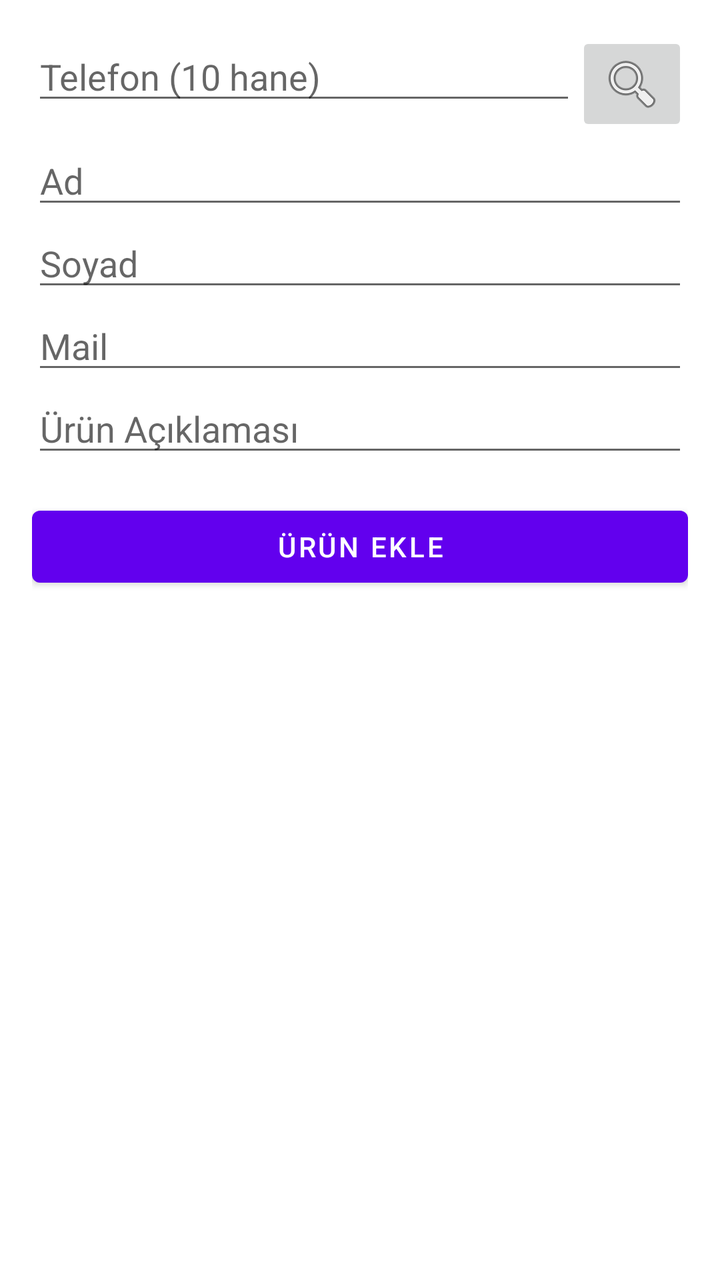
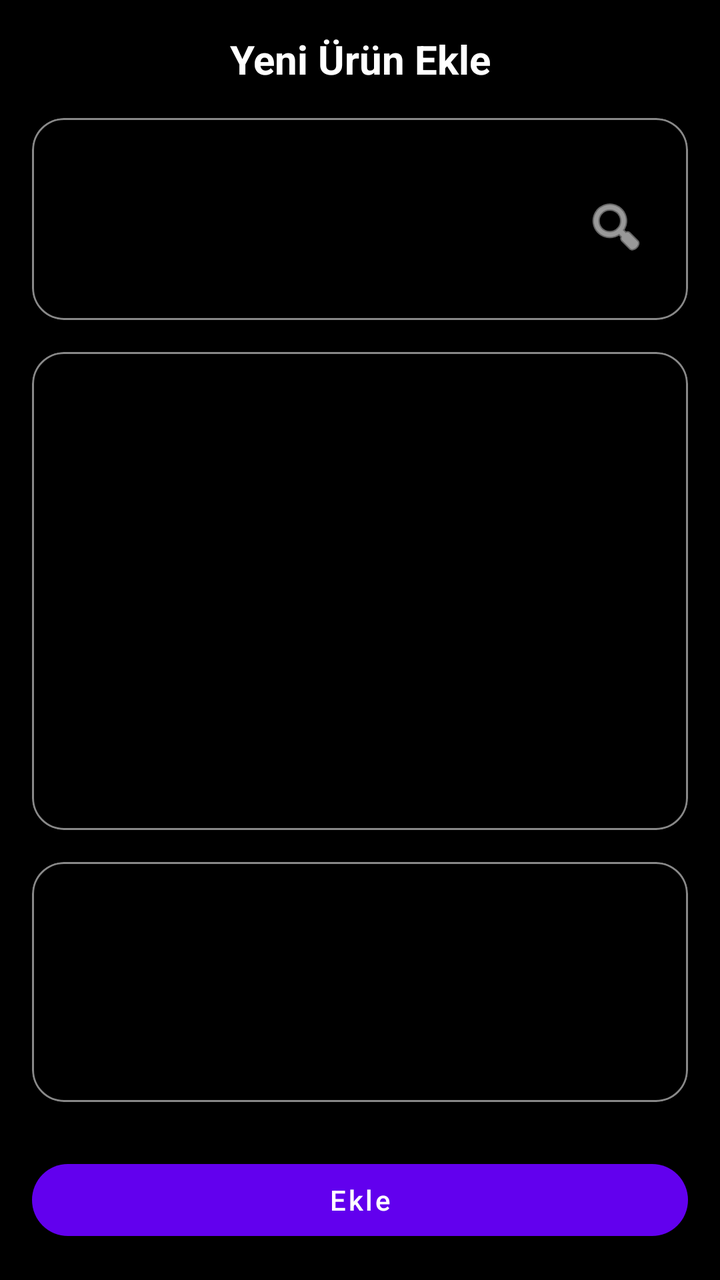

Before-and-after screenshots of an Android layout around one commit, followed by the original layout XML and the change that was made.
<!-- AndroidManifest.xml: application theme Theme.MaterialComponents.DayNight.NoActionBar -->
<!-- res/layout/activity_new_order.xml -->
<?xml version="1.0" encoding="utf-8"?>
<ScrollView xmlns:android="http://schemas.android.com/apk/res/android"
    android:padding="16dp"
    android:layout_width="match_parent"
    android:layout_height="match_parent">

    <LinearLayout
        android:orientation="vertical"
        android:layout_width="match_parent"
        android:layout_height="wrap_content">

        <LinearLayout
            android:orientation="horizontal"
            android:layout_width="match_parent"
            android:layout_height="wrap_content">

            <EditText
                android:id="@+id/edtPhone"
                android:layout_width="0dp"
                android:layout_weight="1"
                android:layout_height="wrap_content"
                android:inputType="phone"
                android:hint="@string/new_order_phone_hint" />

            <ImageButton
                android:id="@+id/btnSearchPhone"
                android:layout_width="wrap_content"
                android:layout_height="wrap_content"
                android:src="@android:drawable/ic_menu_search"
                android:contentDescription="@string/new_order_search_phone_desc" />
        </LinearLayout>

        <EditText
            android:id="@+id/edtName"
            android:layout_width="match_parent"
            android:layout_height="wrap_content"
            android:hint="@string/new_order_name_hint" />

        <EditText
            android:id="@+id/edtSurname"
            android:layout_width="match_parent"
            android:layout_height="wrap_content"
            android:hint="@string/new_order_surname_hint" />

        <EditText
            android:id="@+id/edtEmail"
            android:layout_width="match_parent"
            android:layout_height="wrap_content"
            android:hint="@string/new_order_email_hint"
            android:inputType="textEmailAddress" />

        <EditText
            android:id="@+id/edtProductDesc"
            android:layout_width="match_parent"
            android:layout_height="wrap_content"
            android:hint="@string/new_order_product_desc_hint" />

        <Button
            android:id="@+id/btnAddProduct"
            android:layout_marginTop="16dp"
            android:layout_width="match_parent"
            android:layout_height="wrap_content"
            android:text="@string/new_order_button_add_product" />
    </LinearLayout>
</ScrollView>
<!-- resources referenced by this layout -->
<resources>
  <string name="new_order_button_add_product">Ürün Ekle</string>
  <string name="new_order_email_hint">Mail</string>
  <string name="new_order_name_hint">Ad</string>
  <string name="new_order_phone_hint">Telefon (10 hane)</string>
  <string name="new_order_product_desc_hint">Ürün Açıklaması</string>
  <string name="new_order_search_phone_desc">Ara</string>
  <string name="new_order_surname_hint">Soyad</string>
</resources>

<!-- the commit's change to res/layout/activity_new_order.xml (unified diff, before → after) -->
@@ -1,65 +1,225 @@
 <?xml version="1.0" encoding="utf-8"?>
-<ScrollView xmlns:android="http://schemas.android.com/apk/res/android"
-    android:padding="16dp"
+<androidx.constraintlayout.widget.ConstraintLayout
+    xmlns:android="http://schemas.android.com/apk/res/android"
+    xmlns:app="http://schemas.android.com/apk/res-auto"
+    android:id="@+id/layoutNewOrder"
     android:layout_width="match_parent"
-    android:layout_height="match_parent">
-
-    <LinearLayout
-        android:orientation="vertical"
-        android:layout_width="match_parent"
-        android:layout_height="wrap_content">
+    android:layout_height="match_parent"
+    android:background="@color/black"
+    android:padding="16dp">
+
+    
+    <TextView
+        android:id="@+id/txtTitleNewOrder"
+        android:layout_width="0dp"
+        android:layout_height="wrap_content"
+        android:text="@string/home_button_new_order"
+        android:textSize="20sp"
+        android:textStyle="bold"
+        android:textColor="#FFFFFF"
+        android:gravity="center_horizontal"
+        app:layout_constraintTop_toTopOf="parent"
+        app:layout_constraintStart_toStartOf="parent"
+        app:layout_constraintEnd_toEndOf="parent" />
+
+    
+    <TextView
+        android:id="@+id/txtSubtitleNewOrder"
+        android:layout_width="0dp"
+        android:layout_height="wrap_content"
+        android:text="@string/home_button_new_order"
+        android:textSize="13sp"
+        android:textColor="#777777"
+        android:gravity="center_horizontal"
+        android:layout_marginTop="4dp"
+        android:visibility="gone"
+        app:layout_constraintTop_toBottomOf="@id/txtTitleNewOrder"
+        app:layout_constraintStart_toStartOf="parent"
+        app:layout_constraintEnd_toEndOf="parent" />
+
+    
+    <ScrollView
+        android:id="@+id/scrollNewOrder"
+        android:layout_width="0dp"
+        android:layout_height="0dp"
+        android:fillViewport="true"
+        app:layout_constraintTop_toBottomOf="@id/txtSubtitleNewOrder"
+        app:layout_constraintBottom_toTopOf="@id/btnAddProduct"
+        app:layout_constraintStart_toStartOf="parent"
+        app:layout_constraintEnd_toEndOf="parent">
 
         <LinearLayout
-            android:orientation="horizontal"
-            android:layout_width="match_parent"
-            android:layout_height="wrap_content">
-
-            <EditText
-                android:id="@+id/edtPhone"
-                android:layout_width="0dp"
-                android:layout_weight="1"
-                android:layout_height="wrap_content"
-                android:inputType="phone"
-                android:hint="@string/new_order_phone_hint" />
-
-            <ImageButton
-                android:id="@+id/btnSearchPhone"
-                android:layout_width="wrap_content"
-                android:layout_height="wrap_content"
-                android:src="@android:drawable/ic_menu_search"
-                android:contentDescription="@string/new_order_search_phone_desc" />
-        </LinearLayout>
-
-        <EditText
-            android:id="@+id/edtName"
             android:layout_width="match_parent"
             android:layout_height="wrap_content"
-            android:hint="@string/new_order_name_hint" />
-
-        <EditText
-            android:id="@+id/edtSurname"
-            android:layout_width="match_parent"
-            android:layout_height="wrap_content"
-            android:hint="@string/new_order_surname_hint" />
-
-        <EditText
-            android:id="@+id/edtEmail"
-            android:layout_width="match_parent"
-            android:layout_height="wrap_content"
-            android:hint="@string/new_order_email_hint"
-            android:inputType="textEmailAddress" />
-
-        <EditText
-            android:id="@+id/edtProductDesc"
-            android:layout_width="match_parent"
-            android:layout_height="wrap_content"
-            android:hint="@string/new_order_product_desc_hint" />
-
-        <Button
-            android:id="@+id/btnAddProduct"
-            android:layout_marginTop="16dp"
-            android:layout_width="match_parent"
-            android:layout_height="wrap_content"
-            android:text="@string/new_order_button_add_product" />
-    </LinearLayout>
-</ScrollView>
+            android:orientation="vertical">
+
+            
+            <com.google.android.material.card.MaterialCardView
+                android:id="@+id/cardPhone"
+                android:layout_width="match_parent"
+                android:layout_height="wrap_content"
+                android:layout_marginTop="16dp"
+                app:cardCornerRadius="16dp"
+                app:cardBackgroundColor="@color/black"
+                app:cardElevation="2dp"
+                app:strokeWidth="1dp"
+                app:strokeColor="@color/deneme">
+
+                <LinearLayout
+                    android:layout_width="match_parent"
+                    android:layout_height="wrap_content"
+                    android:orientation="vertical"
+                    android:padding="16dp">
+
+                    <LinearLayout
+                        android:layout_width="match_parent"
+                        android:layout_height="wrap_content"
+                        android:layout_marginTop="8dp"
+                        android:gravity="center_vertical"
+                        android:orientation="horizontal">
+
+                        <com.google.android.material.textfield.TextInputLayout
+                            style="@style/Widget.MaterialComponents.TextInputLayout.OutlinedBox"
+                            android:layout_width="0dp"
+                            android:layout_height="wrap_content"
+                            android:layout_weight="1"
+                            android:hint="@string/error_phone_10_digits">
+
+                            <com.google.android.material.textfield.TextInputEditText
+                                android:id="@+id/edtPhone"
+                                android:layout_width="match_parent"
+                                android:layout_height="wrap_content"
+                                android:inputType="phone" />
+                        </com.google.android.material.textfield.TextInputLayout>
+
+                        <ImageButton
+                            android:id="@+id/btnSearchPhone"
+                            android:layout_width="40dp"
+                            android:layout_height="40dp"
+                            android:layout_marginStart="8dp"
+                            android:background="@color/black"
+                            android:contentDescription="@string/search_order_button_by_phone"
+                            android:padding="8dp"
+                            android:src="@android:drawable/ic_menu_search"
+                            android:tint="#FFFFFF" />
+                    </LinearLayout>
+                </LinearLayout>
+            </com.google.android.material.card.MaterialCardView>
+
+            
+            <com.google.android.material.card.MaterialCardView
+                android:id="@+id/cardCustomerInfo"
+                android:layout_width="match_parent"
+                android:layout_height="wrap_content"
+                android:layout_marginTop="16dp"
+                app:cardCornerRadius="16dp"
+                app:cardBackgroundColor="@color/black"
+                app:cardElevation="2dp"
+                app:strokeWidth="1dp"
+                app:strokeColor="@color/deneme">
+
+                <LinearLayout
+                    android:layout_width="match_parent"
+                    android:layout_height="wrap_content"
+                    android:orientation="vertical"
+                    android:padding="16dp">
+
+                    <com.google.android.material.textfield.TextInputLayout
+                        android:layout_width="match_parent"
+                        android:layout_height="wrap_content"
+                        android:layout_marginTop="8dp"
+                        android:hint="@string/new_order_name_hint"
+                        style="@style/Widget.MaterialComponents.TextInputLayout.OutlinedBox">
+
+                        <com.google.android.material.textfield.TextInputEditText
+                            android:id="@+id/edtName"
+                            android:layout_width="match_parent"
+                            android:layout_height="wrap_content"
+                            android:inputType="textPersonName" />
+                    </com.google.android.material.textfield.TextInputLayout>
+
+                    <com.google.android.material.textfield.TextInputLayout
+                        android:layout_width="match_parent"
+                        android:layout_height="wrap_content"
+                        android:layout_marginTop="8dp"
+                        android:hint="@string/new_order_surname_hint"
+                        style="@style/Widget.MaterialComponents.TextInputLayout.OutlinedBox">
+
+                        <com.google.android.material.textfield.TextInputEditText
+                            android:id="@+id/edtSurname"
+                            android:layout_width="match_parent"
+                            android:layout_height="wrap_content"
+                            android:inputType="textPersonName" />
+                    </com.google.android.material.textfield.TextInputLayout>
+
+                    <com.google.android.material.textfield.TextInputLayout
+                        android:layout_width="match_parent"
+                        android:layout_height="wrap_content"
+                        android:layout_marginTop="8dp"
+                        android:hint="@string/new_order_email_hint"
+                        style="@style/Widget.MaterialComponents.TextInputLayout.OutlinedBox">
+
+                        <com.google.android.material.textfield.TextInputEditText
+                            android:id="@+id/edtEmail"
+                            android:layout_width="match_parent"
+                            android:layout_height="wrap_content"
+                            android:inputType="textEmailAddress" />
+                    </com.google.android.material.textfield.TextInputLayout>
+                </LinearLayout>
+            </com.google.android.material.card.MaterialCardView>
+
+            
+            <com.google.android.material.card.MaterialCardView
+                android:id="@+id/cardProduct"
+                android:layout_width="match_parent"
+                android:layout_height="wrap_content"
+                android:layout_marginTop="16dp"
+                android:layout_marginBottom="16dp"
+                app:cardCornerRadius="16dp"
+                app:cardBackgroundColor="@color/black"
+                app:cardElevation="2dp"
+                app:strokeWidth="1dp"
+                app:strokeColor="@color/deneme">
+
+                <LinearLayout
+                    android:layout_width="match_parent"
+                    android:layout_height="wrap_content"
+                    android:orientation="vertical"
+                    android:padding="16dp">
+
+                    <com.google.android.material.textfield.TextInputLayout
+                        android:layout_width="match_parent"
+                        android:layout_height="wrap_content"
+                        android:layout_marginTop="8dp"
+                        android:hint="@string/new_order_product_desc_hint"
+                        style="@style/Widget.MaterialComponents.TextInputLayout.OutlinedBox">
+
+                        <com.google.android.material.textfield.TextInputEditText
+                            android:id="@+id/edtProductDesc"
+                            android:layout_width="match_parent"
+                            android:layout_height="wrap_content"
+                            android:minLines="2"
+                            android:maxLines="4"
+                            android:inputType="textMultiLine" />
+                    </com.google.android.material.textfield.TextInputLayout>
+
+                </LinearLayout>
+            </com.google.android.material.card.MaterialCardView>
+
+        </LinearLayout>
+    </ScrollView>
+
+    
+    <com.google.android.material.button.MaterialButton
+        android:id="@+id/btnAddProduct"
+        style="@style/Widget.MaterialComponents.Button"
+        android:layout_width="0dp"
+        android:layout_height="wrap_content"
+        android:text="@string/home_button_only_add"
+        android:textAllCaps="false"
+        app:cornerRadius="24dp"
+        app:layout_constraintBottom_toBottomOf="parent"
+        app:layout_constraintStart_toStartOf="parent"
+        app:layout_constraintEnd_toEndOf="parent" />
+
+</androidx.constraintlayout.widget.ConstraintLayout>
<!-- resource entries referenced after the edit -->
@@ -1,11 +1,14 @@
 <!-- resources referenced by this layout -->
 <resources>
-  <string name="new_order_button_add_product">Ürün Ekle</string>
+  <color name="black">#FF000000</color>
+  <color name="deneme">#888888</color>
+  <string name="error_phone_10_digits">Telefon 10 hane olmalı</string>
+  <string name="home_button_new_order">Yeni Ürün Ekle</string>
+  <string name="home_button_only_add">Ekle</string>
   <string name="new_order_email_hint">Mail</string>
   <string name="new_order_name_hint">Ad</string>
-  <string name="new_order_phone_hint">Telefon (10 hane)</string>
   <string name="new_order_product_desc_hint">Ürün Açıklaması</string>
-  <string name="new_order_search_phone_desc">Ara</string>
   <string name="new_order_surname_hint">Soyad</string>
+  <string name="search_order_button_by_phone">Cep telefonu ile arama</string>
 </resources>
 
